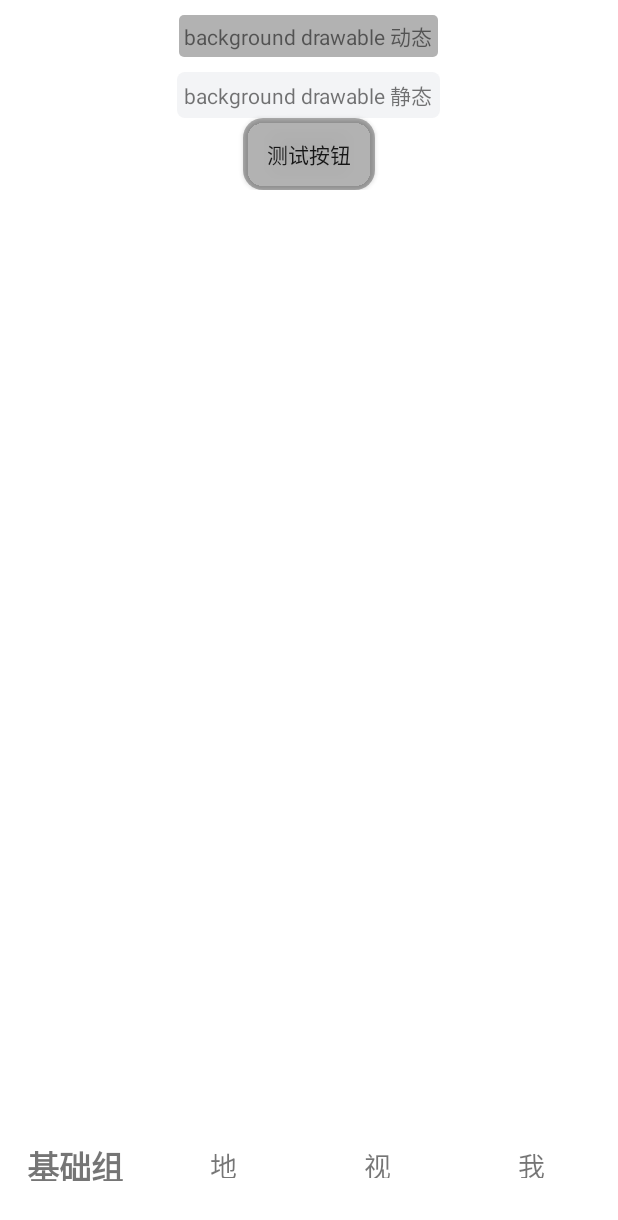
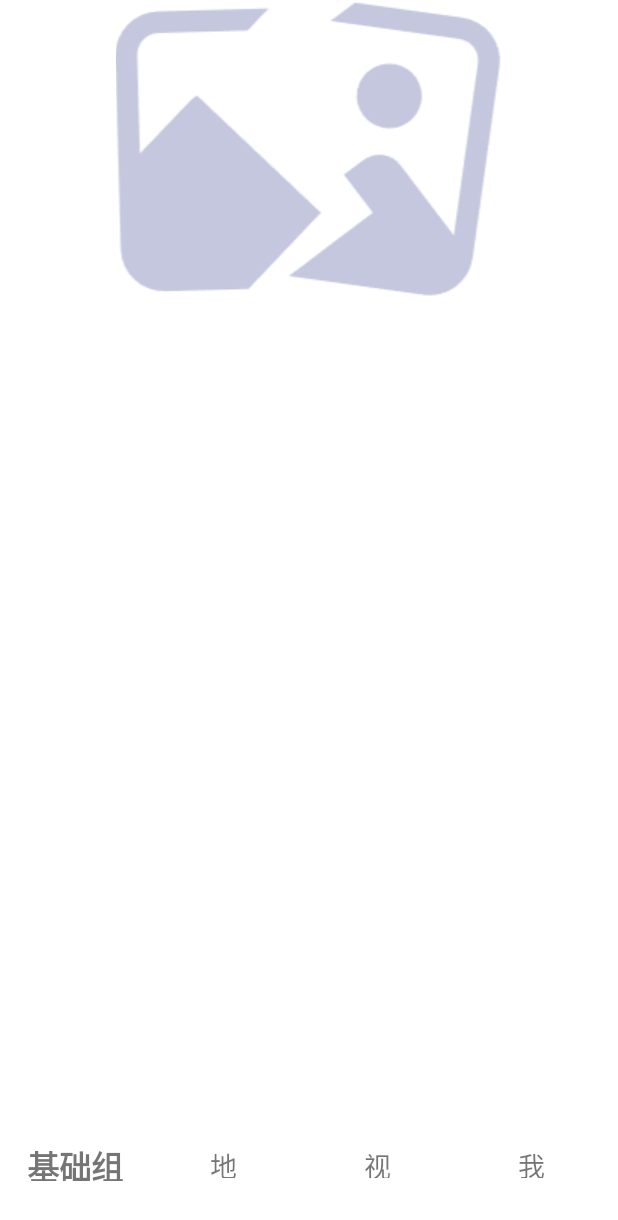
Before and after one commit to nasamio/Mio_ktx, an Android app: the screen it shows after launch (MainActivity), on a phone screen of 412 x 824 dp. Shown: the top 1220 px of the screen. Run offline under Robolectric (Android 15) with nearby library versions, the phone set to English and light mode, and no system bars; our stand-ins replace data binding; libraries missing offline, so code that uses them is left out: cn.jpush.android, com.google.mlkit.vision, jp.wasabeef.glide; pictures from the network do not load; 11 statements that could not run were skipped.

Commit message:
增加图片加载(圆角、圆形、模糊)功能

```diff
--- a/app/src/main/java/com/mio/mio_ktx/ui/ui/fragment/ComponentFragment.kt
+++ b/app/src/main/java/com/mio/mio_ktx/ui/ui/fragment/ComponentFragment.kt
@@ -2,9 +2,14 @@ package com.mio.mio_ktx.ui.ui.fragment
 
 import android.content.Intent
 import android.net.Uri
+import android.os.Build
 import com.mio.base.BaseFragment
 import com.mio.base.extension.bg
 import com.mio.base.extension.enablePressEffect
+import com.mio.base.extension.load
+import com.mio.base.extension.loadBlur
+import com.mio.base.extension.loadCircle
+import com.mio.base.extension.loadRound
 import com.mio.base.setClickListener
 import com.mio.mio_ktx.R
 import com.mio.mio_ktx.databinding.FragmentComponentBinding
@@ -16,30 +21,34 @@ class ComponentFragment : BaseFragment<FragmentComponentBinding>(R.layout.fragme
     }
 
     private fun testBgDrawable() {
-        mDataBinding.tv1.apply {
-            // 背景圆角
-            bg(mContext.getColor(com.mio.base.R.color.black_30), 5f, 5)
-            // 前景按压
-            enablePressEffect()
-        }
-        mDataBinding.btn1.apply {
-            // 背景圆角
-            bg(mContext.getColor(com.mio.base.R.color.black_30), 20f, 5)
+        val url = "https://t7.baidu.com/it/u=3601447414,1764260638&fm=193&f=GIF"
+        mDataBinding.ivTest.load(url)
 
-            setClickListener {
-                val sceneViewerIntent = Intent(Intent.ACTION_VIEW)
-                val intentUri = Uri.parse("https://arvr.google.com/scene-viewer/1.0").buildUpon()
-                    .appendQueryParameter(
-                        "file",
-                        "https://raw.githubusercontent.com/KhronosGroup/glTF-Sample-Models/master/2.0/Avocado/glTF/Avocado.gltf"
-                    )
-                    .appendQueryParameter("mode", "ar_only")
-                    .build()
-                sceneViewerIntent.setData(intentUri)
-                sceneViewerIntent.setPackage("com.google.ar.core")
-                // startActivity(sceneViewerIntent)
-            }
-        }
+
+//        mDataBinding.tv1.apply {
+//            // 背景圆角
+//            bg(mContext.getColor(com.mio.base.R.color.black_30), 5f, 5)
+//            // 前景按压
+//            enablePressEffect()
+//        }
+//        mDataBinding.btn1.apply {
+//            // 背景圆角
+//            bg(mContext.getColor(com.mio.base.R.color.black_30), 20f, 5)
+//
+//            setClickListener {
+//                val sceneViewerIntent = Intent(Intent.ACTION_VIEW)
+//                val intentUri = Uri.parse("https://arvr.google.com/scene-viewer/1.0").buildUpon()
+//                    .appendQueryParameter(
+//                        "file",
+//                        "https://raw.githubusercontent.com/KhronosGroup/glTF-Sample-Models/master/2.0/Avocado/glTF/Avocado.gltf"
+//                    )
+//                    .appendQueryParameter("mode", "ar_only")
+//                    .build()
+//                sceneViewerIntent.setData(intentUri)
+//                sceneViewerIntent.setPackage("com.google.ar.core")
+//                // startActivity(sceneViewerIntent)
+//            }
+//        }
     }
 
     override fun initObserver() {
--- a/app/src/main/res/layout/fragment_component.xml
+++ b/app/src/main/res/layout/fragment_component.xml
@@ -17,26 +17,31 @@
             android:orientation="vertical"
             tools:ignore="HardcodedText">
 
-            <androidx.appcompat.widget.AppCompatTextView
-                android:id="@+id/tv_1"
-                android:layout_width="wrap_content"
-                android:layout_height="wrap_content"
-                android:layout_marginTop="10dp"
-                android:text="background drawable 动态" />
+            <ImageView
+                android:id="@+id/iv_test"
+                android:layout_width="350dp"
+                android:layout_height="200dp" />
 
-            <androidx.appcompat.widget.AppCompatTextView
-                android:id="@+id/tv_2"
-                android:layout_width="wrap_content"
-                android:layout_height="wrap_content"
-                android:layout_marginTop="10dp"
-                android:background="@drawable/bg_tv"
-                android:text="background drawable 静态" />
+            <!--            <androidx.appcompat.widget.AppCompatTextView-->
+            <!--                android:id="@+id/tv_1"-->
+            <!--                android:layout_width="wrap_content"-->
+            <!--                android:layout_height="wrap_content"-->
+            <!--                android:layout_marginTop="10dp"-->
+            <!--                android:text="background drawable 动态" />-->
 
-            <com.mio.base.view.MioButton
-                android:id="@+id/btn_1"
-                android:layout_width="wrap_content"
-                android:layout_height="wrap_content"
-                android:text="测试按钮" />
+            <!--            <androidx.appcompat.widget.AppCompatTextView-->
+            <!--                android:id="@+id/tv_2"-->
+            <!--                android:layout_width="wrap_content"-->
+            <!--                android:layout_height="wrap_content"-->
+            <!--                android:layout_marginTop="10dp"-->
+            <!--                android:background="@drawable/bg_tv"-->
+            <!--                android:text="background drawable 静态" />-->
+
+            <!--            <com.mio.base.view.MioButton-->
+            <!--                android:id="@+id/btn_1"-->
+            <!--                android:layout_width="wrap_content"-->
+            <!--                android:layout_height="wrap_content"-->
+            <!--                android:text="测试按钮" />-->
         </LinearLayout>
 
     </ScrollView>
--- a/base/build.gradle
+++ b/base/build.gradle
@@ -46,6 +46,10 @@ dependencies {
 
     implementation "com.squareup.retrofit2:converter-gson:2.9.0"
     implementation "org.jetbrains.kotlin:kotlin-reflect:1.8.20-RC2"
+    // glide
+    implementation "com.github.bumptech.glide:glide:4.16.0"
+    // jp.wasabeef:glide-transformations
+    implementation "jp.wasabeef:glide-transformations:4.3.0"
 
 //    implementation "io.ktor:ktor-server-core-jvm"
 //    implementation "io.ktor:ktor-server-netty-jvm"
--- /dev/null
+++ b/base/src/main/java/com/mio/base/utils/ImageLoader.kt
@@ -0,0 +1,27 @@
+package com.mio.base.utils
+
+import android.annotation.SuppressLint
+import com.bumptech.glide.request.RequestOptions
+import com.mio.base.R
+
+object ImageLoader {
+    var placeholderRes = R.drawable.placeholder
+    var errorRes = R.drawable.error
+
+    /**
+     * 全局配置对应的加载配置
+     */
+    fun config(
+        placeholderRes: Int = R.drawable.placeholder,
+        errorRes: Int = R.drawable.error,
+    ) {
+        this.errorRes = errorRes
+        this.placeholderRes = placeholderRes
+    }
+
+    @SuppressLint("CheckResult")
+    val option = RequestOptions().apply {
+        placeholder(placeholderRes)
+        error(errorRes)
+    }
+}
```
Also changed, not shown: base/src/main/java/com/mio/base/extension/ImageViewExtension.kt (added, +96 -0 lines), base/src/main/res/drawable/error.png (added), base/src/main/res/drawable/placeholder.png (added), 1 other file.
